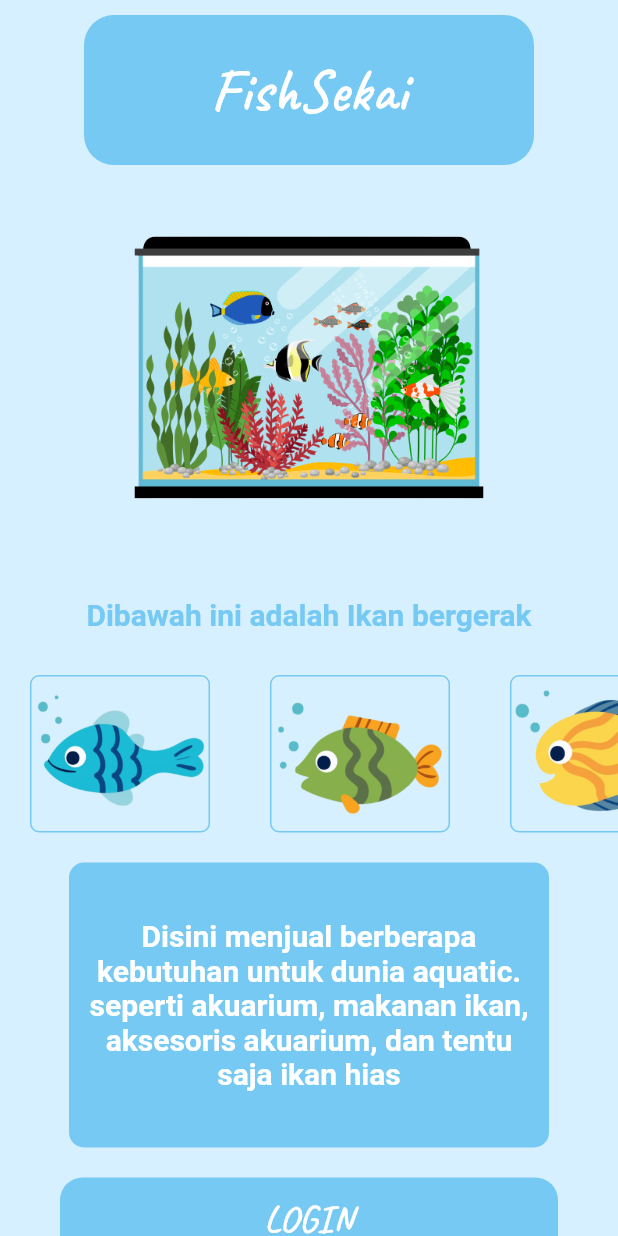
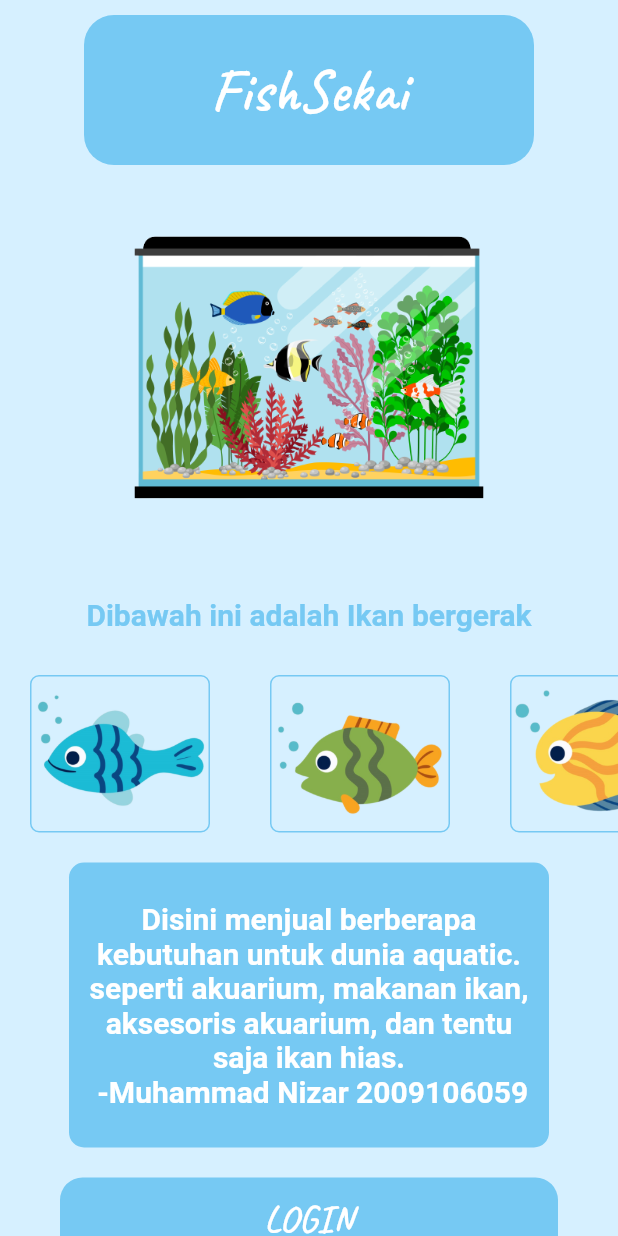
Before and after one commit to Sukoshi2/pemrograman_mobile_059_nizar, a Flutter app: the screen it shows after launch, on a phone screen of 412 x 824 dp. Run offline on Flutter 3.47's test engine with Material 2 defaults, Android fonts, the phone set to English and light mode, and no system bars.

Commit message:
Nambahin sesuatu

```diff
--- a/posttest2_2009106059/lib/home.dart
+++ b/posttest2_2009106059/lib/home.dart
@@ -52,7 +52,7 @@ class home extends StatelessWidget {
         borderRadius: BorderRadius.circular(10),
       ),
       child: const Text(
-        "Disini menjual berberapa kebutuhan untuk dunia aquatic. seperti akuarium, makanan ikan, aksesoris akuarium, dan tentu saja ikan hias",
+        "Disini menjual berberapa kebutuhan untuk dunia aquatic. seperti akuarium, makanan ikan, aksesoris akuarium, dan tentu saja ikan hias. \n -Muhammad Nizar 2009106059",
         textAlign: TextAlign.center,
         style: TextStyle(
           fontSize: 20,
```
